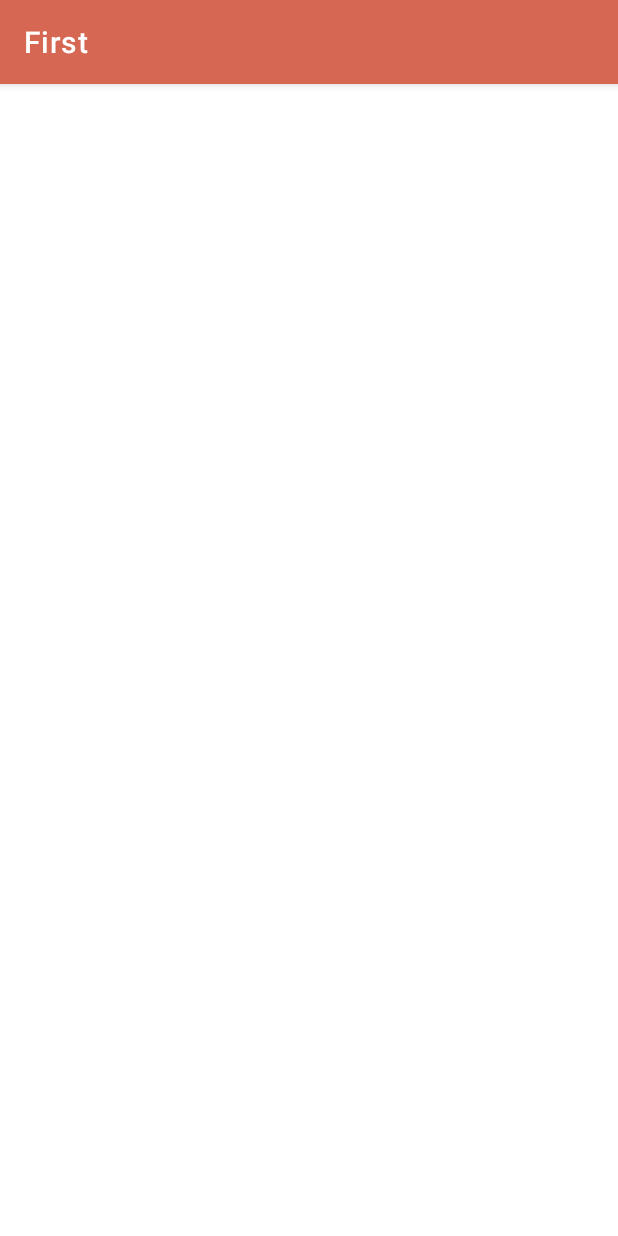
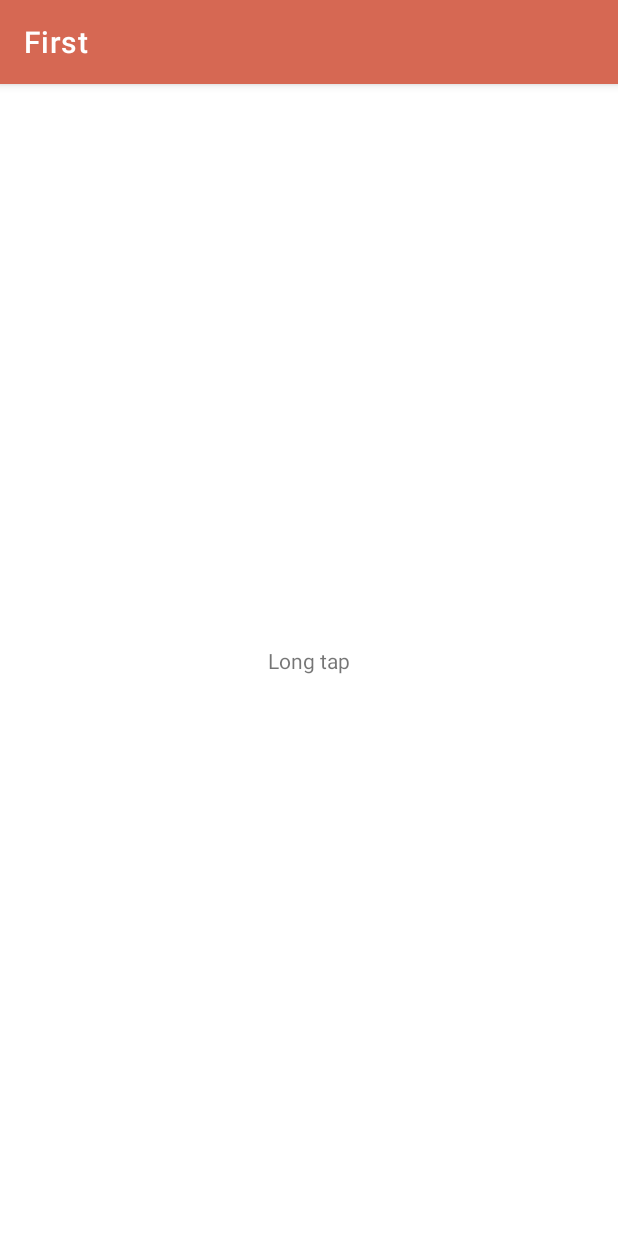
Before and after one commit to jacksrlt/myFirstApp, an Android app: the screen it shows after launch (MainActivity), after a tap on "SIGN IN", on a phone screen of 412 x 824 dp. Run offline under Robolectric (Android 15) with nearby library versions, the phone set to English and light mode, and no system bars; 2 statements that could not run were skipped; 1 other tap on this screen came first.

Commit message:
Load Splash pictures with Glide. Added context menu to main activity.

```diff
--- a/app/build.gradle
+++ b/app/build.gradle
@@ -35,4 +35,6 @@ dependencies {
     testImplementation 'junit:junit:4.+'
     androidTestImplementation 'androidx.test.ext:junit:1.1.3'
     androidTestImplementation 'androidx.test.espresso:espresso-core:3.4.0'
+    implementation 'com.github.bumptech.glide:glide:4.8.0'
+    annotationProcessor 'com.github.bumptech.glide:compiler:4.8.0'
 }
--- a/app/src/main/java/com/jack/first/Splash.java
+++ b/app/src/main/java/com/jack/first/Splash.java
@@ -1,6 +1,4 @@
 package com.jack.first;
-
-import androidx.appcompat.app.AppCompatActivity;
 
 import android.content.Intent;
 import android.os.Bundle;
@@ -11,6 +9,10 @@ import android.view.animation.Animation;
 import android.view.animation.AnimationUtils;
 import android.widget.ImageView;
 
+import androidx.appcompat.app.AppCompatActivity;
+
+import com.bumptech.glide.Glide;
+
 public class Splash extends AppCompatActivity {
 
     @Override
@@ -19,16 +21,24 @@ public class Splash extends AppCompatActivity {
         setContentView(R.layout.activity_splash);
         openApp(true);
 
+
         ImageView bgskyline = (ImageView) findViewById(R.id.nyskyline);
         Animation myanim = AnimationUtils.loadAnimation(this, R.anim.zoomin);
         bgskyline.startAnimation(myanim);
+
+        Glide.with(this)
+                .load(R.drawable.nyskyline)
+                .into(bgskyline);
 
         ImageView palogsplash = (ImageView) findViewById(R.id.splashlog);
         Animation myanim2 = AnimationUtils.loadAnimation(this, R.anim.fadein);
         palogsplash.startAnimation(myanim2);
 
+        Glide.with(this)
+                .load(R.mipmap.ic_palog_foreground)
+                .into(palogsplash);
+
     }
-
 
     private void openApp (boolean locationPermission) {
         new Handler(Looper.getMainLooper()).postDelayed(new Runnable() {
--- a/app/src/main/res/layout/activity_main.xml
+++ b/app/src/main/res/layout/activity_main.xml
@@ -4,6 +4,17 @@
     xmlns:tools="http://schemas.android.com/tools"
     android:layout_width="match_parent"
     android:layout_height="match_parent"
-    tools:context=".MainActivity">
+    tools:context=".MainActivity"
+    android:id="@+id/myMainConstraint">
+
+    <TextView
+        android:text="Long tap"
+        android:layout_width="wrap_content"
+        android:layout_height="wrap_content"
+        android:id="@+id/textTap"
+        app:layout_constraintTop_toTopOf="parent"
+        app:layout_constraintBottom_toBottomOf="parent"
+        app:layout_constraintStart_toStartOf="parent"
+        app:layout_constraintEnd_toEndOf="parent"/>
 
 </androidx.constraintlayout.widget.ConstraintLayout>
--- a/app/src/main/res/layout/activity_splash.xml
+++ b/app/src/main/res/layout/activity_splash.xml
@@ -11,7 +11,6 @@
         android:id="@+id/nyskyline"
         android:layout_width="match_parent"
         android:layout_height="match_parent"
-        android:src="@drawable/nyskyline"
         android:alpha="0.5"
         android:scaleType="centerCrop"
         />
@@ -21,7 +20,6 @@
         android:layout_width="350dp"
         android:layout_height="350dp"
         android:onClick="openLogin"
-        android:src="@mipmap/ic_palog_foreground"
         app:layout_constraintBottom_toBottomOf="parent"
         app:layout_constraintEnd_toEndOf="parent"
         app:layout_constraintStart_toStartOf="parent"
--- /dev/null
+++ b/app/src/main/res/menu/menu_context.xml
@@ -0,0 +1,13 @@
+<?xml version="1.0" encoding="utf-8"?>
+<menu xmlns:android="http://schemas.android.com/apk/res/android"
+    xmlns:app="http://schemas.android.com/apk/res-auto">
+    <item
+        android:id="@+id/item1"
+        android:title="Copy"
+        app:showAsAction="ifRoom" />
+
+    <item
+        android:id="@+id/item2"
+        android:title="Download"
+        app:showAsAction="ifRoom" />
+</menu>
```
Also changed, not shown: app/src/main/java/com/jack/first/MainActivity.java (+36 -2 lines).
